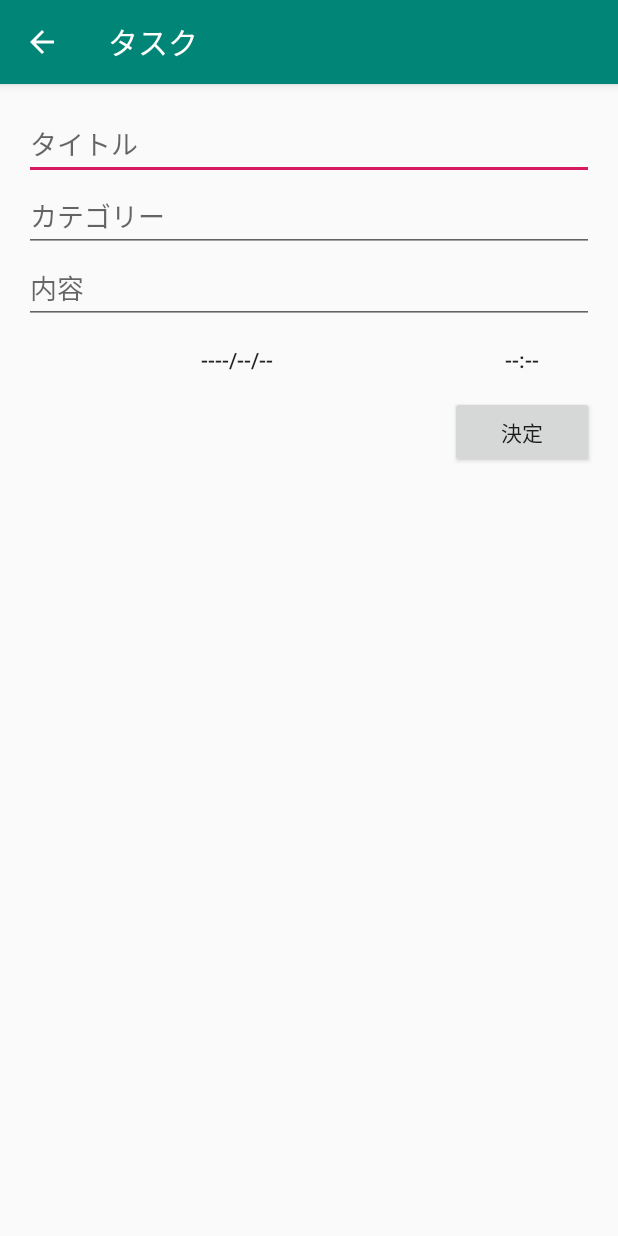
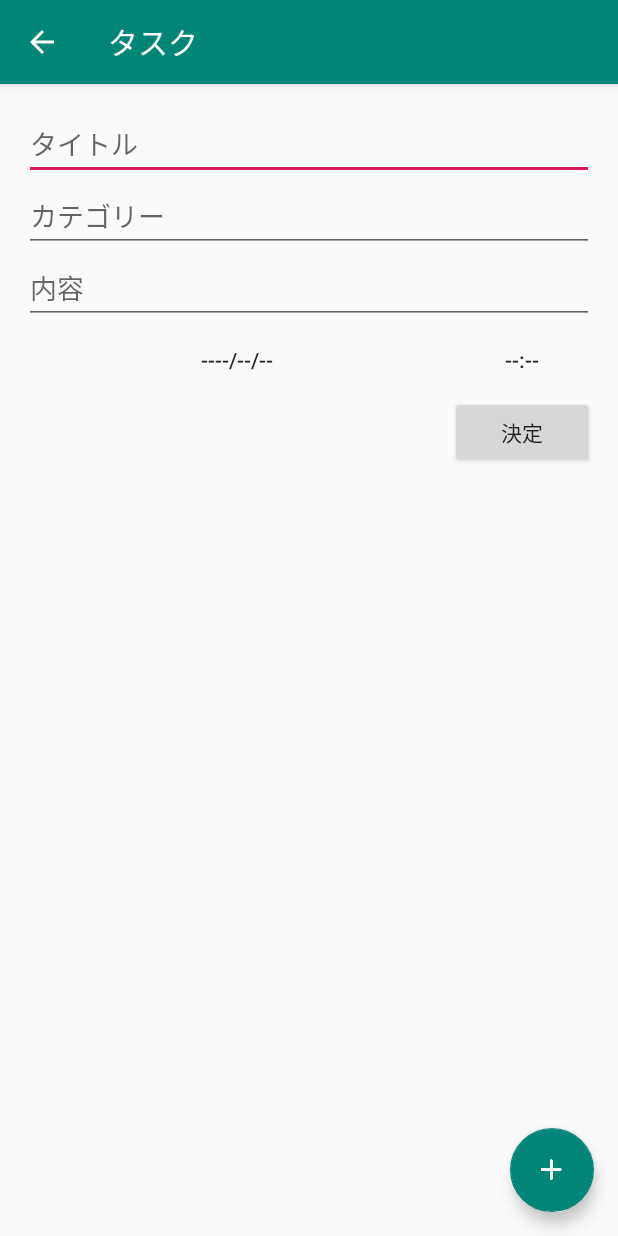
Before and after one commit to Jwatanabeee/TaskApp2, an Android app: the InputActivity screen opened directly, with no data from a screen before it, on a phone screen of 412 x 824 dp. Run offline under Robolectric (Android 15) with nearby library versions, the phone set to English and light mode, and no system bars; libraries missing offline, so code that uses them is left out: io.realm; 3 statements that could not run were skipped.

Commit message:
Third Commit

```diff
--- a/app/src/main/java/com/example/junwatanabe/taskapp/InputActivity.java
+++ b/app/src/main/java/com/example/junwatanabe/taskapp/InputActivity.java
@@ -6,6 +6,7 @@ import android.app.PendingIntent;
 import android.app.TimePickerDialog;
 import android.content.Intent;
 import android.os.Bundle;
+import android.support.design.widget.FloatingActionButton;
 import android.support.v7.app.AppCompatActivity;
 import android.support.v7.widget.Toolbar;
 import android.view.View;
@@ -75,6 +76,15 @@ public class InputActivity extends AppCompatActivity {
     protected void onCreate(Bundle savedInstanceState) {
         super.onCreate(savedInstanceState);
         setContentView(R.layout.activity_input);
+
+        FloatingActionButton change = (FloatingActionButton)findViewById(R.id.change);
+        change.setOnClickListener(new View.OnClickListener(){
+            @Override
+            public void onClick(View view){
+                Intent intent = new Intent(InputActivity.this,InputCategoryActivity.class);
+                startActivity(intent);
+            }
+                                  });
 
         // ActionBarを設定する
         Toolbar toolbar = (Toolbar) findViewById(R.id.toolbar);
--- a/app/src/main/java/com/example/junwatanabe/taskapp/MainActivity.java
+++ b/app/src/main/java/com/example/junwatanabe/taskapp/MainActivity.java
@@ -56,6 +56,8 @@ public class MainActivity extends AppCompatActivity implements View.OnClickListe
         // Realmの設定
         mRealm = Realm.getDefaultInstance();
         mRealm.addChangeListener(mRealmListener);
+        Realm.getDefaultInstance().addChangeListener(mRealmListener);
+
 
         // ListViewの設定
         mTaskAdapter = new TaskAdapter(MainActivity.this);
--- a/app/src/main/res/layout/activity_input.xml
+++ b/app/src/main/res/layout/activity_input.xml
@@ -20,7 +20,17 @@
             android:background="@color/colorPrimary"
             app:popupTheme="@style/AppTheme.PopupOverlay"/>
 
+
     </android.support.design.widget.AppBarLayout>
+
+    <android.support.design.widget.FloatingActionButton
+        android:id="@+id/change"
+        android:layout_width="wrap_content"
+        android:layout_height="wrap_content"
+        android:layout_gravity="bottom|end"
+        android:layout_margin="16dp"
+        android:src="@drawable/plus"
+        app:backgroundTint="@color/colorPrimary"/>
 
     <include layout="@layout/content_input"/>
 
```
Also changed, not shown: app/src/main/AndroidManifest.xml (+18 -5 lines), app/src/main/java/com/example/junwatanabe/taskapp/Category.java (added, +23 -0 lines), app/src/main/java/com/example/junwatanabe/taskapp/InputCategoryActivity.java (added, +33 -0 lines), app/src/main/res/layout/activity_input_category.xml (added, +16 -0 lines).
